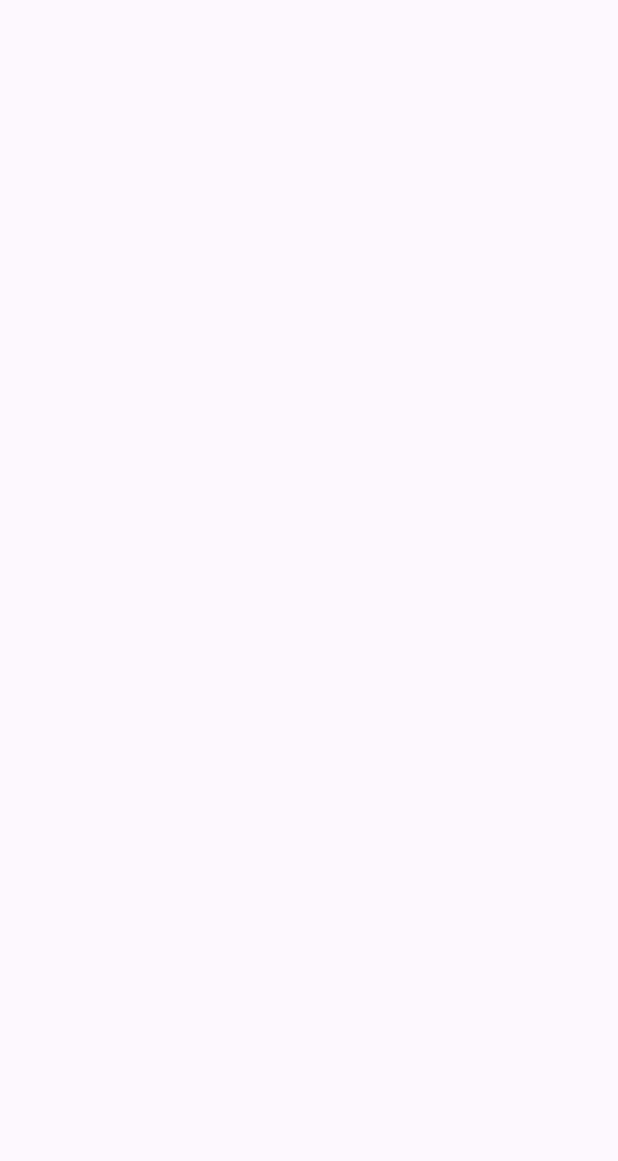
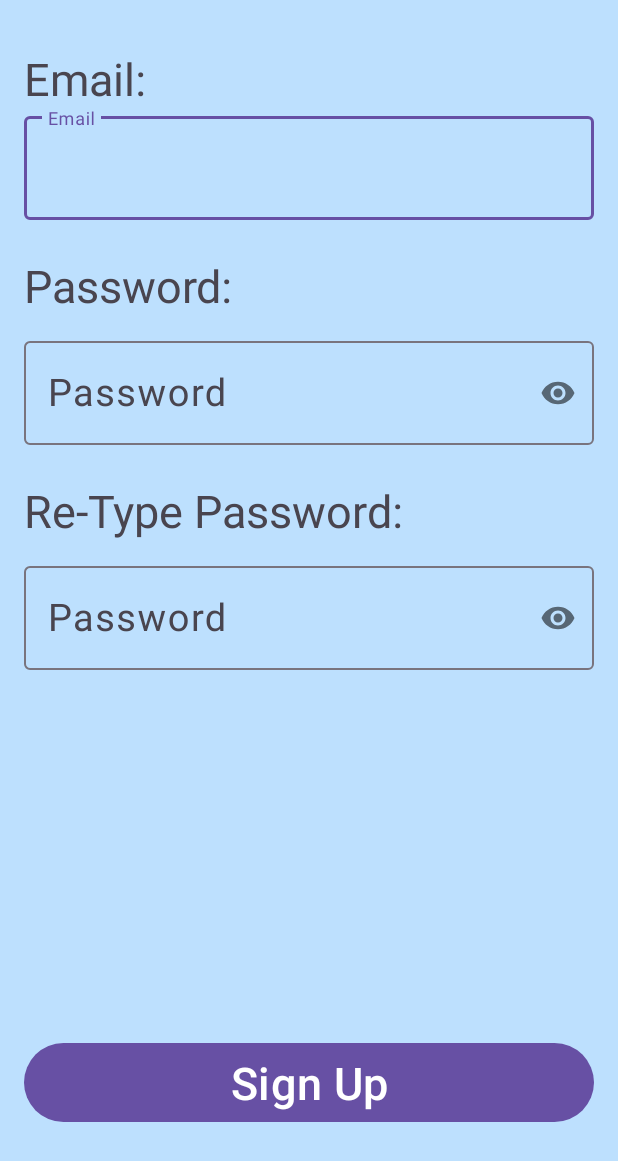
Before and after one commit to EmmaLond/pet-app, an Android app: the Signup screen opened directly, with no data from a screen before it, on a phone screen of 412 x 824 dp. Before the commit the part shown is empty. Shown: the top 1161 px of the screen. Run offline under Robolectric (Android 15) with nearby library versions, the phone set to English and light mode, and no system bars.

Commit message:
Sign Up Page

```diff
--- a/app/src/main/res/layout/activity_login.xml
+++ b/app/src/main/res/layout/activity_login.xml
@@ -41,10 +41,9 @@
             android:id="@+id/usernameEditText"
             android:layout_width="match_parent"
             android:layout_height="wrap_content"
-            android:layout_marginBottom="300dp"
             android:hint="@string/hint_username"
             android:inputType="text"
-            android:maxLength="25"
+            android:maxLength="50"
             android:textSize="25sp"/>
 
     </com.google.android.material.textfield.TextInputLayout>
@@ -54,7 +53,7 @@
         android:layout_width="0dp"
         android:layout_height="wrap_content"
         android:layout_marginStart="16dp"
-        android:layout_marginTop="200dp"
+        android:layout_marginTop="170dp"
         android:layout_marginEnd="16dp"
         android:text="@string/view_password"
         android:textSize="30sp"
@@ -81,7 +80,7 @@
         android:layout_width="0dp"
         android:layout_height="wrap_content"
         android:layout_marginStart="16dp"
-        android:layout_marginTop="252dp"
+        android:layout_marginTop="222dp"
         android:layout_marginEnd="16dp"
         app:layout_constraintEnd_toEndOf="parent"
         app:layout_constraintHorizontal_bias="1.0"
@@ -93,7 +92,6 @@
             android:id="@+id/passwordEditText"
             android:layout_width="match_parent"
             android:layout_height="wrap_content"
-            android:layout_marginBottom="464dp"
             android:hint="@string/hint_password"
             android:inputType="textPassword"
             android:maxLength="25"
--- a/app/src/main/res/layout/activity_signup.xml
+++ b/app/src/main/res/layout/activity_signup.xml
@@ -5,6 +5,138 @@
     android:id="@+id/main"
     android:layout_width="match_parent"
     android:layout_height="match_parent"
+    android:background="@color/background_blue"
+    android:orientation="vertical"
+    android:paddingLeft="16dp"
+    android:paddingRight="16dp"
     tools:context=".Signup">
 
+    <TextView
+        android:id="@+id/view_email"
+        android:layout_width="0dp"
+        android:layout_height="wrap_content"
+        android:layout_marginStart="16dp"
+        android:layout_marginTop="32dp"
+        android:layout_marginEnd="16dp"
+        android:text="Email:"
+        android:textSize="30sp"
+        app:layout_constraintEnd_toEndOf="parent"
+        app:layout_constraintHorizontal_bias="0.0"
+        app:layout_constraintStart_toStartOf="parent"
+        app:layout_constraintTop_toTopOf="parent"/>
+
+    <com.google.android.material.textfield.TextInputLayout
+        android:id="@+id/emailWrap"
+        android:layout_width="0dp"
+        android:layout_height="wrap_content"
+        android:layout_marginStart="16dp"
+        android:layout_marginTop="72dp"
+        android:layout_marginEnd="16dp"
+        app:layout_constraintEnd_toEndOf="parent"
+        app:layout_constraintHorizontal_bias="1.0"
+        app:layout_constraintStart_toStartOf="parent"
+        app:layout_constraintTop_toTopOf="parent">
+
+        <com.google.android.material.textfield.TextInputEditText
+            android:id="@+id/emailEditText"
+            android:layout_width="match_parent"
+            android:layout_height="wrap_content"
+            android:hint="Email"
+            android:inputType="textEmailAddress"
+            android:maxLength="50"
+            android:textSize="25sp"/>
+
+    </com.google.android.material.textfield.TextInputLayout>
+
+    <TextView
+        android:id="@+id/view_password"
+        android:layout_width="0dp"
+        android:layout_height="wrap_content"
+        android:layout_marginStart="16dp"
+        android:layout_marginTop="170dp"
+        android:layout_marginEnd="16dp"
+        android:text="@string/view_password"
+        android:textSize="30sp"
+        app:layout_constraintEnd_toEndOf="parent"
+        app:layout_constraintHorizontal_bias="0.0"
+        app:layout_constraintStart_toStartOf="parent"
+        app:layout_constraintTop_toTopOf="parent"/>
+
+
+    <com.google.android.material.textfield.TextInputLayout
+        android:id="@+id/show_password"
+        android:layout_width="0dp"
+        android:layout_height="wrap_content"
+        android:layout_marginStart="16dp"
+        android:layout_marginTop="222dp"
+        android:layout_marginEnd="16dp"
+        app:layout_constraintEnd_toEndOf="parent"
+        app:layout_constraintHorizontal_bias="1.0"
+        app:layout_constraintStart_toStartOf="parent"
+        app:layout_constraintTop_toTopOf="parent"
+        app:passwordToggleEnabled="true">
+
+        <com.google.android.material.textfield.TextInputEditText
+            android:id="@+id/passwordEditText"
+            android:layout_width="match_parent"
+            android:layout_height="wrap_content"
+            android:hint="@string/hint_password"
+            android:inputType="textPassword"
+            android:maxLength="25"
+            android:textSize="25sp"/>
+
+    </com.google.android.material.textfield.TextInputLayout>
+
+    <TextView
+        android:id="@+id/view_password_again"
+        android:layout_width="0dp"
+        android:layout_height="wrap_content"
+        android:layout_marginStart="16dp"
+        android:layout_marginTop="320dp"
+        android:layout_marginEnd="16dp"
+        android:text="Re-Type Password:"
+        android:textSize="30sp"
+        app:layout_constraintEnd_toEndOf="parent"
+        app:layout_constraintHorizontal_bias="0.0"
+        app:layout_constraintStart_toStartOf="parent"
+        app:layout_constraintTop_toTopOf="parent"/>
+
+
+    <com.google.android.material.textfield.TextInputLayout
+        android:id="@+id/show_password_again"
+        android:layout_width="0dp"
+        android:layout_height="wrap_content"
+        android:layout_marginStart="16dp"
+        android:layout_marginTop="372dp"
+        android:layout_marginEnd="16dp"
+        app:layout_constraintEnd_toEndOf="parent"
+        app:layout_constraintHorizontal_bias="1.0"
+        app:layout_constraintStart_toStartOf="parent"
+        app:layout_constraintTop_toTopOf="parent"
+        app:passwordToggleEnabled="true">
+
+        <com.google.android.material.textfield.TextInputEditText
+            android:id="@+id/passwordEditTextAgain"
+            android:layout_width="match_parent"
+            android:layout_height="wrap_content"
+            android:hint="@string/hint_password"
+            android:inputType="textPassword"
+            android:maxLength="25"
+            android:textSize="25sp"/>
+
+    </com.google.android.material.textfield.TextInputLayout>
+
+    <Button
+        android:id="@+id/button_signup"
+        android:layout_width="0dp"
+        android:layout_height="wrap_content"
+        android:layout_marginStart="16dp"
+        android:layout_marginEnd="16dp"
+        android:layout_marginBottom="72dp"
+        android:text="@string/signup"
+        android:textSize="30sp"
+        app:layout_constraintBottom_toBottomOf="parent"
+        app:layout_constraintEnd_toEndOf="parent"
+        app:layout_constraintStart_toStartOf="parent"/>
+
 </androidx.constraintlayout.widget.ConstraintLayout>
```
